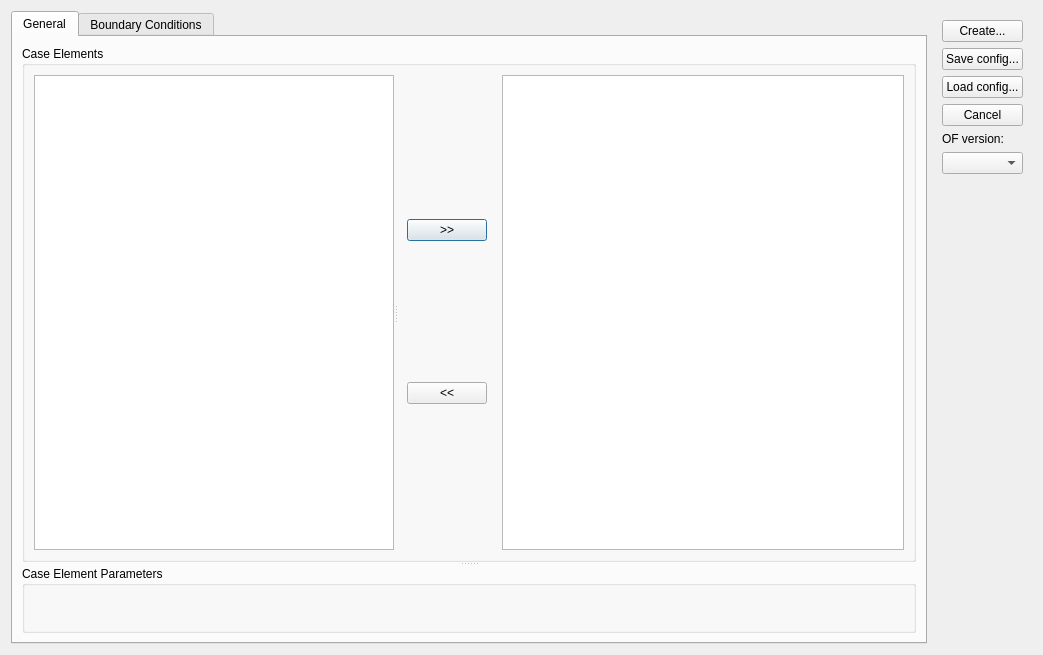
First picture: the form in src/extensions/openfoam/isutils/isofCaseBuilder/isofcasebuilderwindow.ui, repository hkroeger/insightcae, before the edit.
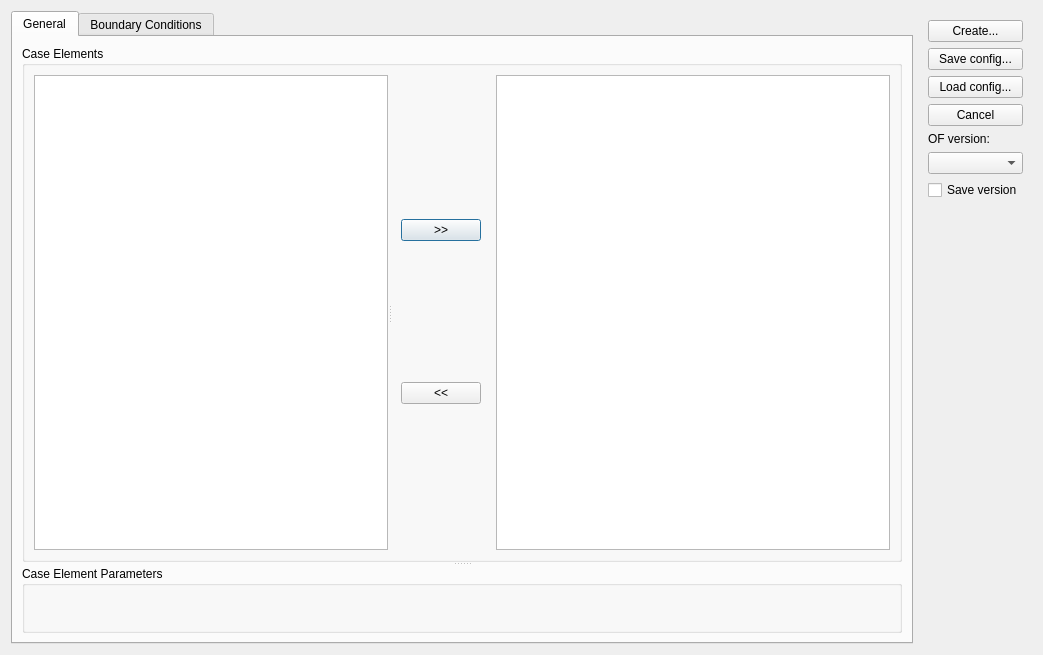
Second picture: the form after the edit.

Diff of the .ui file:
```diff
--- a/src/extensions/openfoam/isutils/isofCaseBuilder/isofcasebuilderwindow.ui
+++ b/src/extensions/openfoam/isutils/isofCaseBuilder/isofcasebuilderwindow.ui
@@ -234,6 +234,16 @@
       <item>
        <widget class="QComboBox" name="OFversion"/>
       </item>
+      <item>
+       <widget class="QCheckBox" name="saveOFversion">
+        <property name="toolTip">
+         <string extracomment="Enable this to store OF version selection when saving the configuration using &quot;Save config...&quot;"/>
+        </property>
+        <property name="text">
+         <string>Save version</string>
+        </property>
+       </widget>
+      </item>
       <item>
        <spacer name="verticalSpacer">
         <property name="orientation">
```
